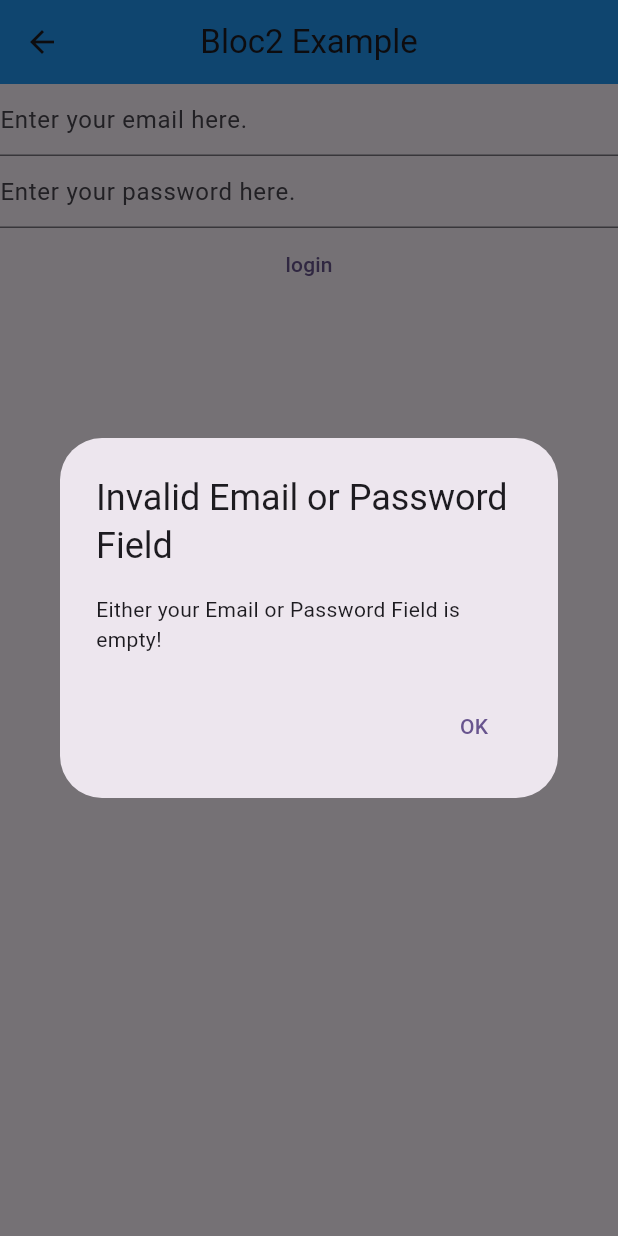
After one commit to Marach8/FlutterStateManagementPracticeProject_Bloc, a Flutter app: the HomePage screen opened directly, after a tap on "login", on a phone screen of 412 x 824 dp. The commit adds this screen. Run offline on Flutter 3.47's test engine with Material 3 defaults, Android fonts, the phone set to English and light mode, and no system bars; our stand-ins replace bloc, flutter_bloc, flutter_hooks, gap.

Commit message:
Arranged the Views

```diff
--- /dev/null
+++ b/bloc_practice_course/lib/bloc_example2/custom_widgets/text_buttons.dart
@@ -0,0 +1,32 @@
+import 'package:bloc_practice_course/bloc_example2/generic_dialog.dart';
+import 'package:flutter/material.dart';
+
+typedef OnLoginTapped = void Function(String email, String password);
+
+class LoginButton extends StatelessWidget{
+  final TextEditingController emailController, passwordController;
+  final OnLoginTapped loginTapped;
+  const LoginButton({
+    super.key, required this.emailController,
+    required this.passwordController, required this.loginTapped
+  });
+
+  @override
+  Widget build(BuildContext context) {
+    return TextButton(
+      onPressed: (){
+        final email = emailController.text; final password = passwordController.text;
+        if(email.isEmpty || password.isEmpty){
+          showGenericDialog(
+            context: context, title: 'Invalid Email or Password Field',
+            content: 'Either your Email or Password Field is empty!',
+            optionsBuilder: () => {'OK': true}
+          );
+        } else {
+          loginTapped(email, password);
+        }
+      },
+      child: const Text('login')
+    );
+  }
+}
--- a/bloc_practice_course/lib/bloc_example2/generic_dialog.dart
+++ b/bloc_practice_course/lib/bloc_example2/generic_dialog.dart
@@ -3,8 +3,8 @@ import 'package:flutter/material.dart';
 typedef DialogOptions<T> = Map<String, T?> Function();
 
 Future<T?> showGenericDialog<T>({
-  required BuildContext context, required String title, content,
-  required DialogOptions optionsBuilder
+  required BuildContext context, required String title,
+  required String content, required DialogOptions optionsBuilder
 }){
   final options = optionsBuilder();
   return showDialog<T?>(
--- /dev/null
+++ b/bloc_practice_course/lib/bloc_example2/views/login_view.dart
@@ -0,0 +1,25 @@
+import 'package:bloc_practice_course/bloc_example2/custom_widgets/text_buttons.dart';
+import 'package:bloc_practice_course/bloc_example2/custom_widgets/text_fields.dart';
+import 'package:flutter/material.dart';
+import 'package:flutter_hooks/flutter_hooks.dart';
+
+class LoginView extends HookWidget {
+  final OnLoginTapped loginTapped;
+  const LoginView({required this.loginTapped, super.key});
+
+  @override
+  Widget build(BuildContext context) {
+    final emailController = useTextEditingController();
+    final passwordController = useTextEditingController();
+    return Column(
+      children: [
+        EmailField(emailController: emailController),
+        PasswordField(passwordController: passwordController),
+        LoginButton(
+          emailController: emailController, passwordController: passwordController,
+          loginTapped: loginTapped
+        )
+      ]
+    );
+  }
+}
--- a/bloc_practice_course/lib/main.dart
+++ b/bloc_practice_course/lib/main.dart
@@ -1,5 +1,15 @@
 import 'package:bloc_practice_course/bloc_example1/customclasses.dart';
 import 'package:bloc_practice_course/bloc_example1/homepage.dart';
+import 'package:bloc_practice_course/bloc_example2/actions.dart';
+import 'package:bloc_practice_course/bloc_example2/app_bloc.dart';
+import 'package:bloc_practice_course/bloc_example2/app_state.dart';
+import 'package:bloc_practice_course/bloc_example2/extensions.dart';
+import 'package:bloc_practice_course/bloc_example2/generic_dialog.dart';
+import 'package:bloc_practice_course/bloc_example2/loading_screen.dart';
+import 'package:bloc_practice_course/bloc_example2/login_api.dart';
+import 'package:bloc_practice_course/bloc_example2/models.dart';
+import 'package:bloc_practice_course/bloc_example2/notes_api.dart';
+import 'package:bloc_practice_course/bloc_example2/views/login_view.dart';
 import 'package:bloc_practice_course/cubit_example/cubit_example.dart';
 import 'package:flutter/material.dart';
 import 'package:flutter_bloc/flutter_bloc.dart';
@@ -24,3 +34,42 @@ class MyApp extends StatelessWidget {
     );
   }
 }
+
+
+class HomePage extends StatelessWidget {
+  const HomePage({super.key});
+
+  @override
+  Widget build(BuildContext context) {
+    return BlocProvider(
+      create: (_) => AppBloc(
+        loginApi: LoginApi(), notesApi: NotesApi()
+      ),
+      child: Scaffold(
+        appBar: AppBar(title: const Text('Bloc2 Example'), centerTitle: true),
+        body: BlocConsumer<AppBloc, AppState>(
+          listener: (context, appState){
+            if (appState.isLoading){LoadingScreen().showOverlay(context: context, text: 'PleaseWait');}
+            else{LoadingScreen().hideOverlay();}
+            final loginError = appState.loginError;
+            if(loginError != null){
+              showGenericDialog(
+                context: context, title: 'LoginError', content: 'An Error Occured During Login',
+                optionsBuilder: () => {'ok': true}
+              );
+            }
+            if(
+              appState.isLoading == false && appState.loginError == null
+              && appState.loginHandle == const LoginHandle.marach() && appState.notes == null
+            ){context.read<AppBloc>().add(const LoadNotesAction());}
+          },
+          builder: (context, appState){
+            final notes = appState.notes;
+            if(notes == null){return LoginView(loginTapped: (email, password){},);}
+            else{return notes.toListView();}
+          }
+        )
+      ),
+    );
+  }
+}
--- a/bloc_practice_course/pubspec.yaml
+++ b/bloc_practice_course/pubspec.yaml
@@ -38,6 +38,7 @@ dependencies:
   bloc: ^8.1.2
   flutter_bloc: ^8.1.3
   gap: ^3.0.1
+  flutter_hooks: ^0.20.3
 
 dev_dependencies:
   flutter_test:
```
Also changed, not shown: bloc_practice_course/lib/bloc_example2/extensions.dart (added, +18 -0 lines), bloc_practice_course/lib/bloc_example2/custom_widgets/text_fields.dart (renamed from bloc_practice_course/lib/bloc_example2/views/custom_widgets.dart), bloc_practice_course/pubspec.lock.
